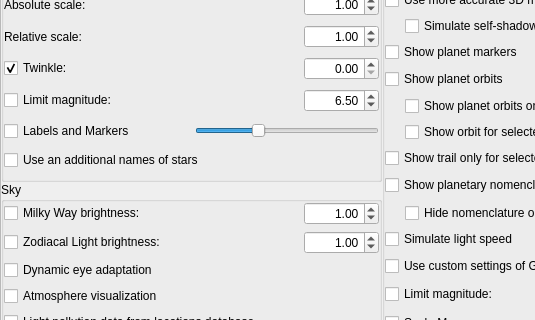
Qt form src/gui/viewDialog.ui (519984307/stellarium_src) before a commit; both pictures show x 0 to 535 and y 130 to 450 of the 764 by 686 pixel window.
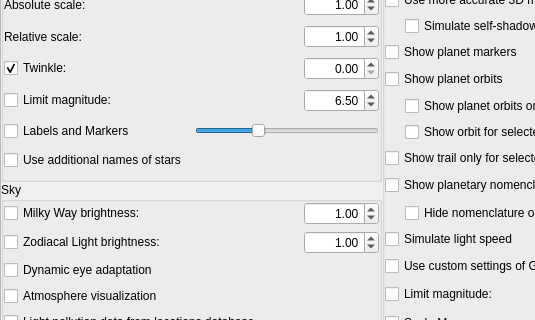
The same form after that commit. Icons and pictures are not drawn. Custom widgets are drawn as their Qt base class.

Patch:
```diff
--- a/src/gui/viewDialog.ui
+++ b/src/gui/viewDialog.ui
@@ -951,7 +951,7 @@
              <item row="5" column="0">
               <widget class="QCheckBox" name="checkBoxAdditionalNamesStars">
                <property name="text">
-                <string>Use an additional names of stars</string>
+                <string>Use additional names of stars</string>
                </property>
               </widget>
              </item>
```
Left out of the diff: 6 changed lines with no effect on the pictures.
